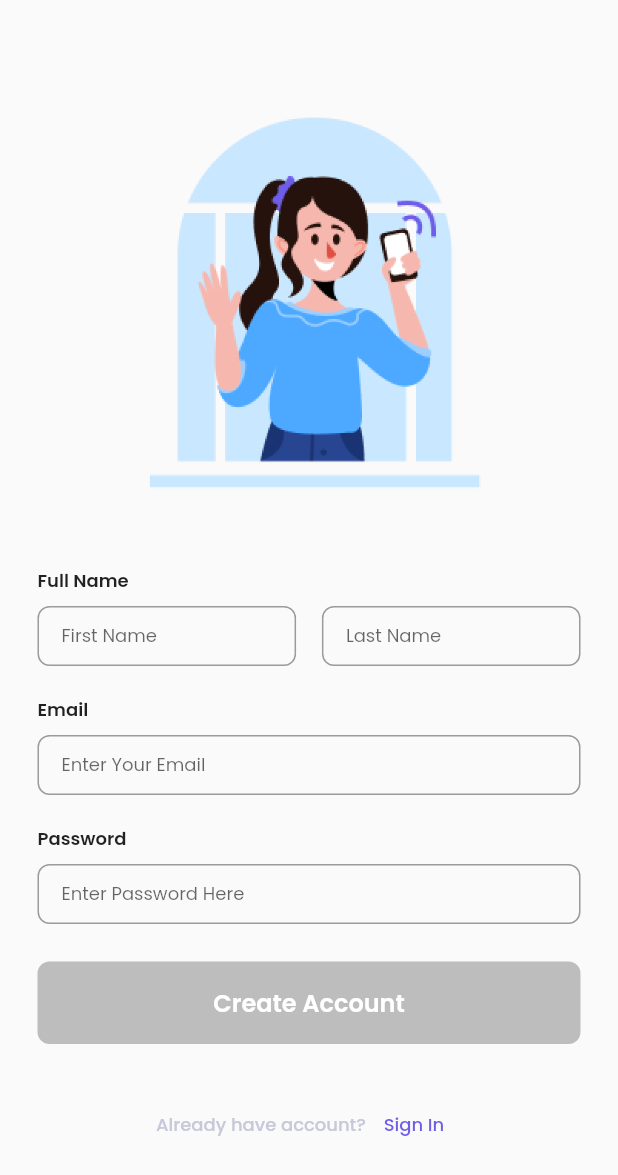
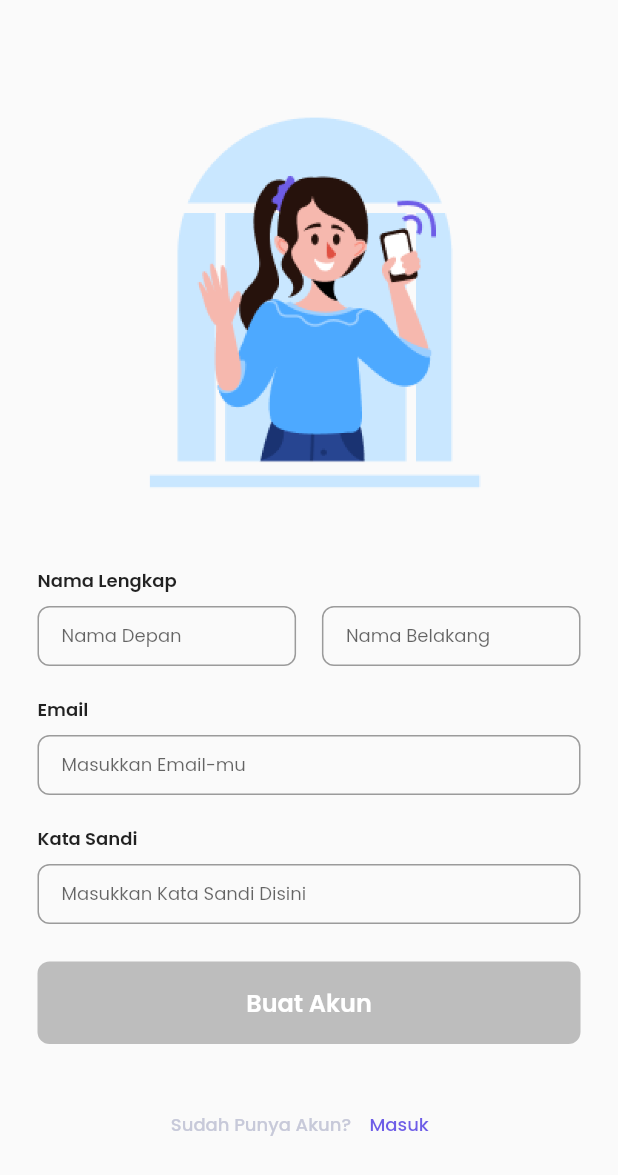
Before and after one commit to rpzfuu/LendLab, a Flutter app: the SignupPage screen opened by its route, scrolled down 87 dp, on a phone screen of 412 x 824 dp. Shown: the top 1175 px of the screen. Run offline on Flutter 3.47's test engine with Material 3 defaults, Android fonts, the phone set to English and light mode, and no system bars; our stand-ins replace material_design_icons_flutter, supabase_flutter; accounts and stored records are empty.

Commit message:
Mengganti Kata Ke Bahasa Indonesia

```diff
--- a/lib/app/screens/auth/signup_auth_screen.dart
+++ b/lib/app/screens/auth/signup_auth_screen.dart
@@ -55,7 +55,7 @@ class _SignupPageState extends State<SignupPage> {
                       style: TextStyles.xlSemiBold,
                     ),
                     Text(
-                      'Create account to continue your journey',
+                      'Buat Akunmu Untuk Memulai Pencatatan',
                       style: TextStyles.sReguler.copyWith(color: grey2),
                     )
                   ],
@@ -78,7 +78,7 @@ class _SignupPageState extends State<SignupPage> {
                   crossAxisAlignment: CrossAxisAlignment.start,
                   children: [
                     const Text(
-                      'Full Name',
+                      'Nama Lengkap',
                       style: TextStyles.sSemiBold,
                     ),
                     const SizedBox(height: 8),
@@ -95,7 +95,7 @@ class _SignupPageState extends State<SignupPage> {
                               decoration: InputDecoration(
                                 contentPadding: const EdgeInsets.symmetric(
                                     vertical: 0, horizontal: 16),
-                                hintText: 'First Name',
+                                hintText: 'Nama Depan',
                                 border: OutlineInputBorder(
                                   borderRadius: BorderRadius.circular(8),
                                 ),
@@ -115,7 +115,7 @@ class _SignupPageState extends State<SignupPage> {
                               decoration: InputDecoration(
                                 contentPadding: const EdgeInsets.symmetric(
                                     vertical: 0, horizontal: 16),
-                                hintText: 'Last Name',
+                                hintText: 'Nama Belakang',
                                 border: OutlineInputBorder(
                                   borderRadius: BorderRadius.circular(8),
                                 ),
@@ -140,7 +140,7 @@ class _SignupPageState extends State<SignupPage> {
                         decoration: InputDecoration(
                           contentPadding: const EdgeInsets.symmetric(
                               vertical: 0, horizontal: 16),
-                          hintText: 'Enter Your Email',
+                          hintText: 'Masukkan Email-mu',
                           border: OutlineInputBorder(
                             borderRadius: BorderRadius.circular(8),
                           ),
@@ -149,7 +149,7 @@ class _SignupPageState extends State<SignupPage> {
                     ),
                     const SizedBox(height: 20),
                     const Text(
-                      'Password',
+                      'Kata Sandi',
                       style: TextStyles.sSemiBold,
                     ),
                     const SizedBox(height: 8),
@@ -163,7 +163,7 @@ class _SignupPageState extends State<SignupPage> {
                         decoration: InputDecoration(
                           contentPadding: const EdgeInsets.symmetric(
                               vertical: 0, horizontal: 16),
-                          hintText: 'Enter Password Here',
+                          hintText: 'Masukkan Kata Sandi Disini',
                           border: OutlineInputBorder(
                             borderRadius: BorderRadius.circular(8),
                           ),
@@ -173,7 +173,7 @@ class _SignupPageState extends State<SignupPage> {
                     const SizedBox(height: 25),
                     ButtonPrimary(
                       isEnable: terisi,
-                      text: 'Create Account',
+                      text: 'Buat Akun',
                       onPressed: () async {
                         final handler = SupaBaseHandler();
                         await handler.addUser(
@@ -201,7 +201,7 @@ class _SignupPageState extends State<SignupPage> {
                       mainAxisAlignment: MainAxisAlignment.center,
                       children: [
                         Text(
-                          'Already have account?',
+                          'Sudah Punya Akun?',
                           style: TextStyles.sMedium.copyWith(color: grey2),
                         ),
                         TextButton(
@@ -209,7 +209,7 @@ class _SignupPageState extends State<SignupPage> {
                               Navigator.pushNamed(context, '/login');
                             },
                             child: Text(
-                              'Sign In',
+                              'Masuk',
                               style:
                                   TextStyles.sMedium.copyWith(color: mainColor),
                             ))
```
